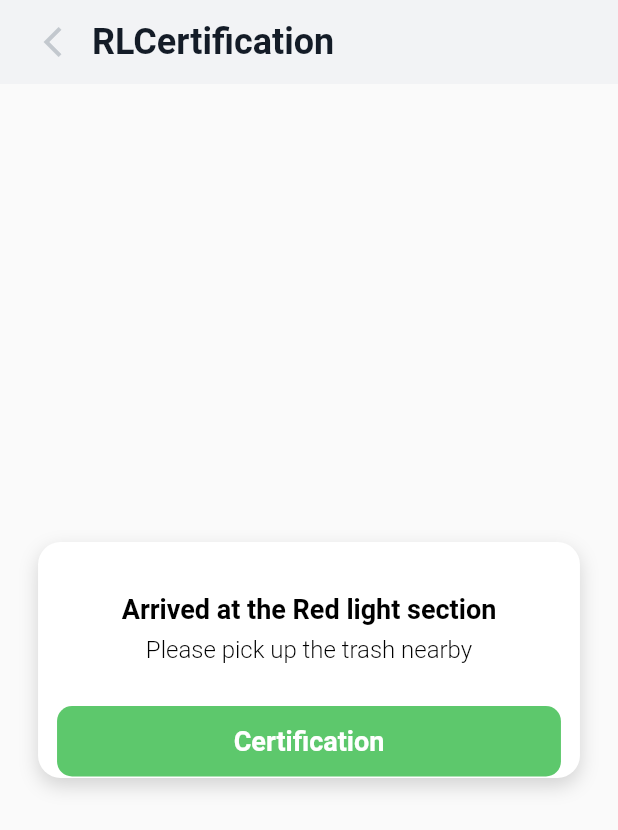
After one commit to gdsc-ys/GreenLight-flutter, a Flutter app: the RLCertificationView screen opened directly, on a phone screen of 412 x 824 dp. The commit adds this screen. Shown: the top 830 px of the screen. Run offline on Flutter 3.47's test engine with Material 2 defaults, Android fonts, the phone set to English and light mode, and no system bars; our stand-ins replace cloud_firestore, firebase_auth, firebase_core, flutter_screenutil, flutter_spinkit, fluttertoast and 3 more; accounts and stored records are empty; network calls fail.

Commit message:
certification and achievement

```diff
--- /dev/null
+++ b/lib/screens/home/rlcertificationview.dart
@@ -0,0 +1,108 @@
+import 'package:flutter/material.dart';
+import 'package:flutter_screenutil/flutter_screenutil.dart';
+
+class RLCertificationView extends StatefulWidget {
+  const RLCertificationView({Key? key}) : super(key: key);
+
+  @override
+  State<RLCertificationView> createState() => _RLCertificationViewState();
+}
+
+class _RLCertificationViewState extends State<RLCertificationView> {
+  @override
+  Widget build(BuildContext context) {
+    return Scaffold(
+      appBar: AppBar(
+        elevation: 0,
+        titleSpacing: 0,
+        leading: Container(
+          margin: EdgeInsets.only(left: 20.w),
+          child: IconButton(
+            icon: const Icon(Icons.arrow_back_ios),
+            color: const Color(0xffC3C8CE),
+            onPressed: () {
+              Navigator.pop(context);
+            },
+          ),
+        ),
+        backgroundColor: const Color(0xffF2F3F5),
+        title: Container(
+          margin: EdgeInsets.only(left: 5.w),
+          alignment: Alignment.centerLeft,
+          child: const Text(
+            'RLCertification',
+            style: TextStyle(
+              fontWeight: FontWeight.w600,
+              fontSize: 24,
+              color: Color(0xff141C27),
+            ),
+          ),
+        ),
+      ),
+      body: Center(
+        child: Container(
+          width: 342.w,
+          height: 161.h,
+          decoration: BoxDecoration(
+            borderRadius: BorderRadius.circular(15),
+            boxShadow: const <BoxShadow> [
+              BoxShadow(
+                color: Color(0xffD3D3D3),
+                blurRadius: 10.0,
+                offset: Offset(0.0, 5),
+              ),
+            ],
+            color: const Color(0xffFFFFFF),
+          ),
+          child: Column(
+            children: <Widget>[
+              Container(
+                margin: EdgeInsets.only(top: 35.h),
+                child: const Text(
+                  "Arrived at the Red light section",
+                  style: TextStyle(
+                    fontSize: 18,
+                    fontWeight: FontWeight.w700,
+                    color: Color(0xff000000),
+                  ),
+                ),
+              ),
+              Container(
+                margin: EdgeInsets.only(top: 7.h),
+                child: const Text(
+                  "Please pick up the trash nearby",
+                  style: TextStyle(
+                    fontSize: 16,
+                    fontWeight: FontWeight.w300,
+                    color: Color(0xff000000),
+                  ),
+                ),
+              ),
+              InkWell(
+                child: Container(
+                  margin: EdgeInsets.only(top: 29.h, left: 12.w, right: 12.w),
+                  height: 48.h,
+                  decoration: BoxDecoration(
+                    borderRadius: BorderRadius.circular(10),
+                    color: const Color(0xff5DC86C),
+                  ),
+                  child: const Center(
+                    child: Text(
+                      "Certification",
+                      style: TextStyle(
+                        fontSize: 18,
+                        fontWeight: FontWeight.w700,
+                        color: Color(0xffFFFFFF),
+                      ),
+                    ),
+                  ),
+                ),
+                onTap: () {},
+              ),
+            ],
+          ),
+        ),
+      ),
+    );
+  }
+}
```
Also changed, not shown: lib/screens/home/achievementview.dart (added, +389 -0 lines), lib/screens/home/mypageview.dart (+23 -3 lines), assets/images/greenlightSqr.png (added), assets/images/reporting.png (added), assets/images/reusable.png (added), assets/images/tumblerSqr.png (added).
